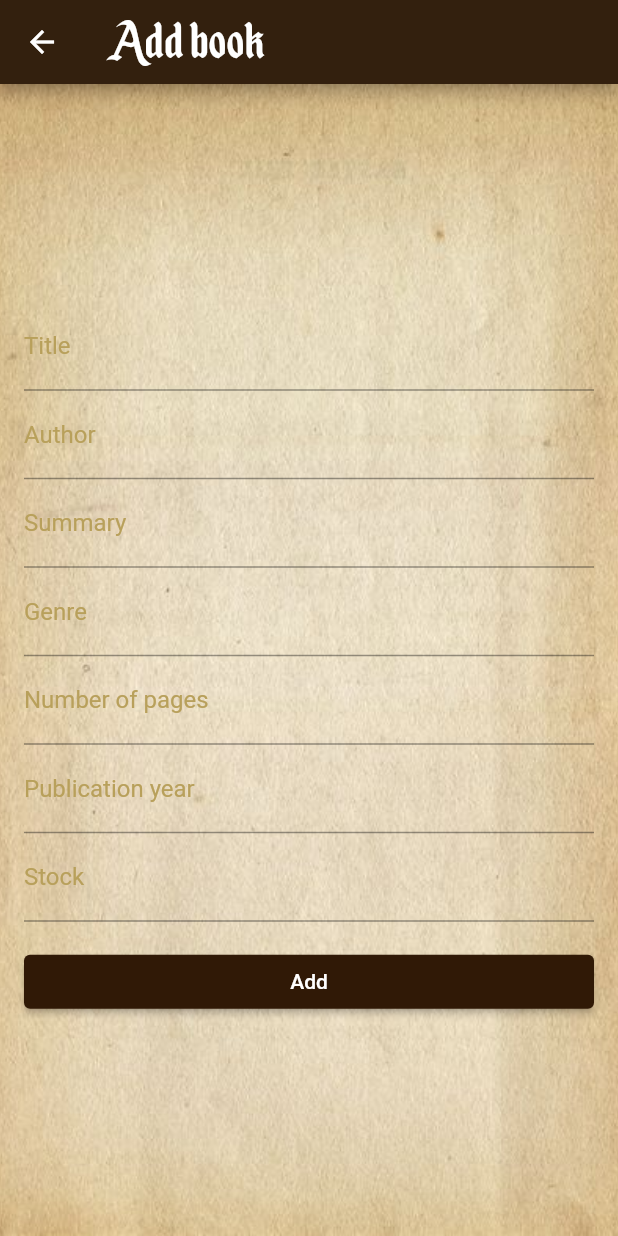
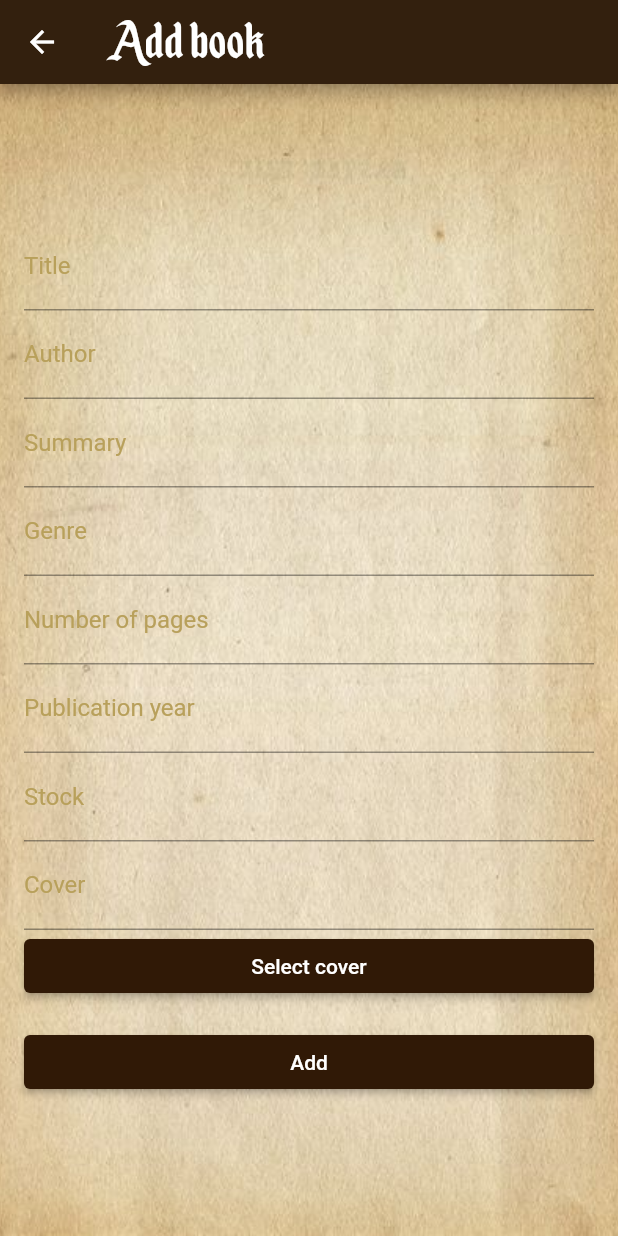
Before and after one commit to AnaBlascoParra/Bybliotheca, a Flutter app: the AddBookScreen screen opened by its route, on a phone screen of 412 x 824 dp. Run offline on Flutter 3.47's test engine with Material 2 defaults, Android fonts, the phone set to English and light mode, and no system bars; our stand-ins replace file_picker, flutter_secure_storage, jwt_decoder, shared_preferences; accounts and stored records are empty.

Commit message:
portada mostrada

```diff
--- a/bybliotheca_flutter/lib/models/book.dart
+++ b/bybliotheca_flutter/lib/models/book.dart
@@ -16,6 +16,7 @@ class Book {
   String author;
   String summary;
   String genre;
+  String? img;
   int npages;
   int year;
   int qty;
@@ -25,6 +26,7 @@ class Book {
     required this.author,
     required this.summary,
     required this.genre,
+    required this.img,
     required this.npages,
     required this.year,
     required this.qty,
@@ -35,6 +37,7 @@ class Book {
         author: json["author"],
         summary: json["summary"],
         genre: json["genre"],
+        img: json["img"],
         npages: json["npages"],
         year: json["year"],
         qty: json["qty"],
@@ -45,6 +48,7 @@ class Book {
         "author": author,
         "summary": summary,
         "genre": genre,
+        "img": img,
         "npages": npages,
         "year": year,
         "qty": qty,
--- a/bybliotheca_flutter/lib/screens/addbook.dart
+++ b/bybliotheca_flutter/lib/screens/addbook.dart
@@ -1,9 +1,11 @@
 import 'dart:convert';
+import 'package:file_picker/file_picker.dart';
 import 'package:flutter/material.dart';
 import 'package:http/http.dart' as http;
 import 'package:bybliotheca_flutter/screens/screens.dart';
 import 'package:bybliotheca_flutter/models/models.dart';
 import '../services/services.dart';
+import 'dart:io';
 
 class AddBookScreen extends StatefulWidget {
   const AddBookScreen({super.key});
@@ -15,11 +17,13 @@ class AddBookScreen extends StatefulWidget {
 
 class _AddBookScreenState extends State<AddBookScreen> {
   final formKey = GlobalKey<FormState>();
+  String? _imagePath;
   final book = Book(
       title: '',
       author: '',
       summary: '',
       genre: '',
+      img: '',
       npages: 0,
       year: 0,
       qty: 0);
@@ -46,6 +50,20 @@ class _AddBookScreenState extends State<AddBookScreen> {
       if (response.statusCode == 200) {
         Navigator.pushReplacementNamed(context, '/mainmenu');
       }
+    }
+  }
+
+  void _pickImage() async {
+    FilePickerResult? result = await FilePicker.platform.pickFiles(
+      type: FileType.image,
+      allowMultiple: false,
+    );
+
+    if (result != null && result.files.isNotEmpty) {
+      PlatformFile file = result.files.first;
+      setState(() {
+        _imagePath = file.path;
+      });
     }
   }
 
@@ -85,7 +103,6 @@ class _AddBookScreenState extends State<AddBookScreen> {
                       labelText: 'Title',
                     ),
                   ),
-                  // const SizedBox(height: 16.0),
                   TextFormField(
                     autocorrect: false,
                     keyboardType: TextInputType.name,
@@ -94,14 +111,12 @@ class _AddBookScreenState extends State<AddBookScreen> {
                       labelText: 'Author',
                     ),
                   ),
-                  // const SizedBox(height: 16.0),
                   TextFormField(
                     onSaved: (value) => book.summary = value!,
                     decoration: const InputDecoration(
                       labelText: 'Summary',
                     ),
                   ),
-                  // const SizedBox(height: 16.0),
                   TextFormField(
                     autocorrect: false,
                     keyboardType: TextInputType.emailAddress,
@@ -110,7 +125,6 @@ class _AddBookScreenState extends State<AddBookScreen> {
                       labelText: 'Genre',
                     ),
                   ),
-                  // const SizedBox(height: 16.0),
                   TextFormField(
                     autocorrect: false,
                     keyboardType: TextInputType.number,
@@ -119,7 +133,6 @@ class _AddBookScreenState extends State<AddBookScreen> {
                       labelText: 'Number of pages',
                     ),
                   ),
-                  // const SizedBox(height: 16.0),
                   TextFormField(
                     autocorrect: false,
                     keyboardType: TextInputType.number,
@@ -128,7 +141,6 @@ class _AddBookScreenState extends State<AddBookScreen> {
                       labelText: 'Publication year',
                     ),
                   ),
-                  // const SizedBox(height: 16.0),
                   TextFormField(
                     autocorrect: false,
                     keyboardType: TextInputType.number,
@@ -136,6 +148,23 @@ class _AddBookScreenState extends State<AddBookScreen> {
                     decoration: const InputDecoration(
                       labelText: 'Stock',
                     ),
+                  ),
+                  TextFormField(
+                    autocorrect: false,
+                    onSaved: (value) => book.img = _imagePath,
+                    decoration: const InputDecoration(
+                      labelText: 'Cover',
+                    ),
+                  ),
+                  ElevatedButton(
+                    style: ButtonStyle(
+                      backgroundColor: MaterialStateProperty.all<Color>(
+                          Color.fromARGB(255, 48, 25, 6)),
+                    ),
+                    child: Text('Select cover'),
+                    onPressed: () {
+                      _pickImage();
+                    },
                   ),
                   const SizedBox(height: 16.0),
                   ElevatedButton(
--- a/bybliotheca_flutter/pubspec.yaml
+++ b/bybliotheca_flutter/pubspec.yaml
@@ -41,6 +41,7 @@ dependencies:
   html: ^0.15.3
   http: ^0.13.6
   flutter_secure_storage: ^8.0.0
+  file_picker: ^4.2.0
 
 dev_dependencies:
   flutter_test:
```
Also changed, not shown: bybliotheca_flutter/lib/screens/bookdetails.dart (+23 -2 lines), bybliotheca_flutter/lib/screens/editbook.dart (+35 -0 lines), bybliotheca_flutter/pubspec.lock, 1 other file.
